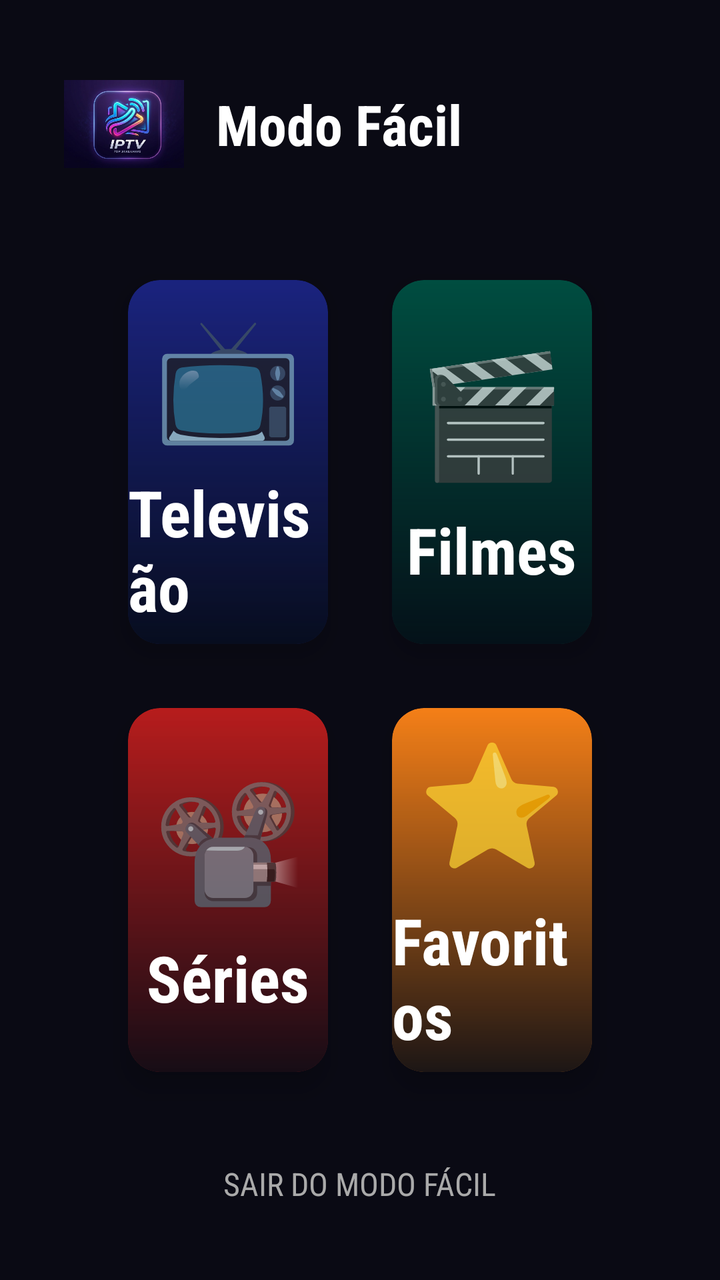
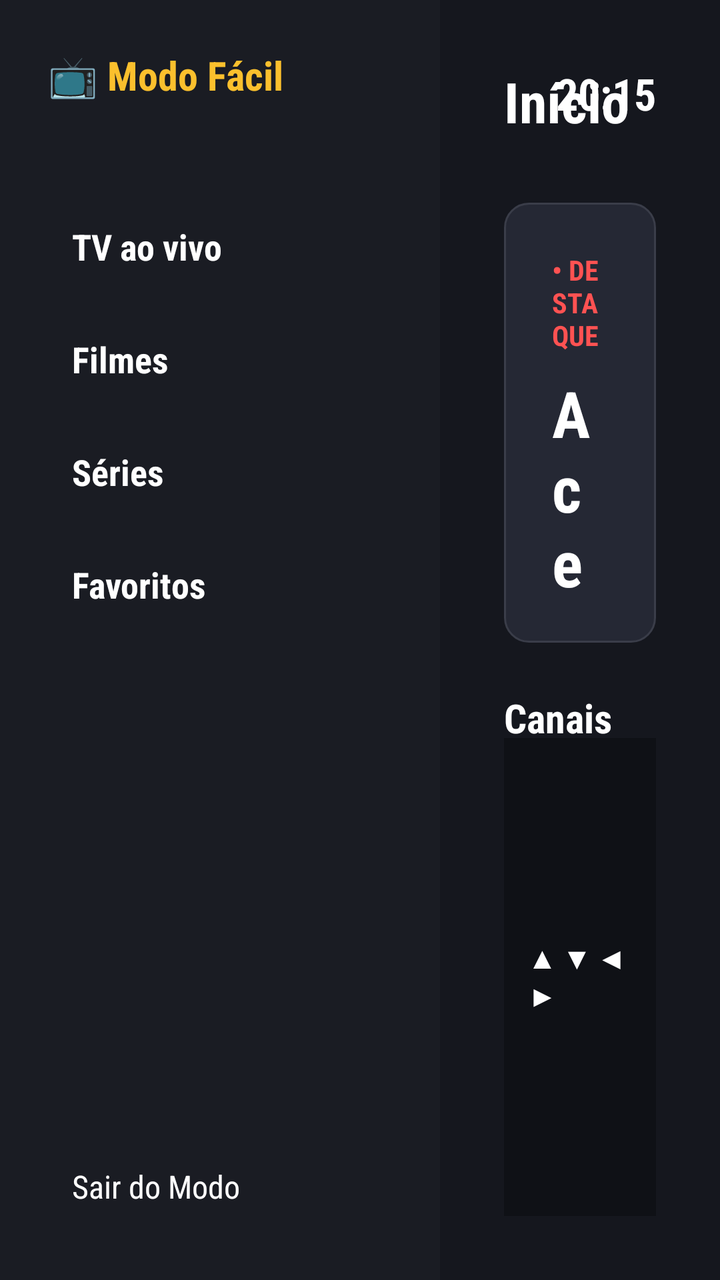

Before-and-after screenshots of an Android layout around one commit, followed by the original layout XML and the change that was made.
<!-- AndroidManifest.xml: application theme AppTheme -->
<!-- res/layout/activity_senior_main.xml -->
<?xml version="1.0" encoding="utf-8"?>
<RelativeLayout xmlns:android="http://schemas.android.com/apk/res/android"
    xmlns:app="http://schemas.android.com/apk/res-auto"
    android:layout_width="match_parent"
    android:layout_height="match_parent"
    android:background="#0A0A14">

    
    <LinearLayout
        android:id="@+id/llHeaderSenior"
        android:layout_width="match_parent"
        android:layout_height="wrap_content"
        android:layout_alignParentTop="true"
        android:orientation="horizontal"
        android:padding="32dp"
        android:gravity="center_vertical">

        <ImageView
            android:layout_width="60dp"
            android:layout_height="60dp"
            android:src="@drawable/logo"
            android:scaleType="fitCenter"
            android:layout_marginEnd="16dp"/>

        <TextView
            android:layout_width="wrap_content"
            android:layout_height="wrap_content"
            android:text="Modo Fácil"
            android:textColor="#FFFFFF"
            android:textSize="28sp"
            android:textStyle="bold" />
            
        <View
            android:layout_width="0dp"
            android:layout_height="0dp"
            android:layout_weight="1" />
            
        <TextView
            android:id="@+id/tvClockSenior"
            android:layout_width="wrap_content"
            android:layout_height="wrap_content"
            android:textColor="#FFFFFF"
            android:textSize="24sp"
            android:textStyle="bold" />
    </LinearLayout>

    
    <LinearLayout
        android:layout_width="match_parent"
        android:layout_height="match_parent"
        android:layout_below="@id/llHeaderSenior"
        android:layout_above="@id/btnSairSenior"
        android:orientation="vertical"
        android:paddingHorizontal="48dp"
        android:paddingBottom="16dp"
        android:weightSum="2">

        <LinearLayout
            android:layout_width="match_parent"
            android:layout_height="0dp"
            android:layout_weight="1"
            android:orientation="horizontal"
            android:weightSum="2">

            <androidx.cardview.widget.CardView
                android:id="@+id/btnSeniorTv"
                android:layout_width="0dp"
                android:layout_height="match_parent"
                android:layout_weight="1"
                android:layout_margin="16dp"
                app:cardBackgroundColor="#1A237E"
                app:cardCornerRadius="16dp"
                app:cardElevation="8dp"
                android:focusable="true"
                android:clickable="true"
                android:foreground="?attr/selectableItemBackground"
                android:stateListAnimator="@animator/selector_item_scale">
                
                <LinearLayout
                    android:layout_width="match_parent"
                    android:layout_height="match_parent"
                    android:gravity="center"
                    android:orientation="vertical"
                    android:background="@drawable/bg_gradient_card_overlay">
                    <TextView
                        android:layout_width="wrap_content"
                        android:layout_height="wrap_content"
                        android:text="📺"
                        android:textSize="60sp"
                        android:layout_marginBottom="8dp"/>
                    <TextView
                        android:layout_width="wrap_content"
                        android:layout_height="wrap_content"
                        android:text="Televisão"
                        android:textColor="#FFFFFF"
                        android:textSize="32sp"
                        android:textStyle="bold" />
                </LinearLayout>
            </androidx.cardview.widget.CardView>

            <androidx.cardview.widget.CardView
                android:id="@+id/btnSeniorFilmes"
                android:layout_width="0dp"
                android:layout_height="match_parent"
                android:layout_weight="1"
                android:layout_margin="16dp"
                app:cardBackgroundColor="#004D40"
                app:cardCornerRadius="16dp"
                app:cardElevation="8dp"
                android:focusable="true"
                android:clickable="true"
                android:foreground="?attr/selectableItemBackground"
                android:stateListAnimator="@animator/selector_item_scale">
                
                <LinearLayout
                    android:layout_width="match_parent"
                    android:layout_height="match_parent"
                    android:gravity="center"
                    android:orientation="vertical"
                    android:background="@drawable/bg_gradient_card_overlay">
                    <TextView
                        android:layout_width="wrap_content"
                        android:layout_height="wrap_content"
                        android:text="🎬"
                        android:textSize="60sp"
                        android:layout_marginBottom="8dp"/>
                    <TextView
                        android:layout_width="wrap_content"
                        android:layout_height="wrap_content"
                        android:text="Filmes"
                        android:textColor="#FFFFFF"
                        android:textSize="32sp"
                        android:textStyle="bold" />
                </LinearLayout>
            </androidx.cardview.widget.CardView>
        </LinearLayout>

        <LinearLayout
            android:layout_width="match_parent"
            android:layout_height="0dp"
            android:layout_weight="1"
            android:orientation="horizontal"
            android:weightSum="2">

            <androidx.cardview.widget.CardView
                android:id="@+id/btnSeniorSeries"
                android:layout_width="0dp"
                android:layout_height="match_parent"
                android:layout_weight="1"
                android:layout_margin="16dp"
                app:cardBackgroundColor="#b71c1c"
                app:cardCornerRadius="16dp"
                app:cardElevation="8dp"
                android:focusable="true"
                android:clickable="true"
                android:foreground="?attr/selectableItemBackground"
                android:stateListAnimator="@animator/selector_item_scale">
                
                <LinearLayout
                    android:layout_width="match_parent"
                    android:layout_height="match_parent"
                    android:gravity="center"
                    android:orientation="vertical"
                    android:background="@drawable/bg_gradient_card_overlay">
                    <TextView
                        android:layout_width="wrap_content"
                        android:layout_height="wrap_content"
                        android:text="📽️"
                        android:textSize="60sp"
                        android:layout_marginBottom="8dp"/>
                    <TextView
                        android:layout_width="wrap_content"
                        android:layout_height="wrap_content"
                        android:text="Séries"
                        android:textColor="#FFFFFF"
                        android:textSize="32sp"
                        android:textStyle="bold" />
                </LinearLayout>
            </androidx.cardview.widget.CardView>

            <androidx.cardview.widget.CardView
                android:id="@+id/btnSeniorFavoritos"
                android:layout_width="0dp"
                android:layout_height="match_parent"
                android:layout_weight="1"
                android:layout_margin="16dp"
                app:cardBackgroundColor="#F57F17"
                app:cardCornerRadius="16dp"
                app:cardElevation="8dp"
                android:focusable="true"
                android:clickable="true"
                android:foreground="?attr/selectableItemBackground"
                android:stateListAnimator="@animator/selector_item_scale">
                
                <LinearLayout
                    android:layout_width="match_parent"
                    android:layout_height="match_parent"
                    android:gravity="center"
                    android:orientation="vertical"
                    android:background="@drawable/bg_gradient_card_overlay">
                    <TextView
                        android:layout_width="wrap_content"
                        android:layout_height="wrap_content"
                        android:text="⭐"
                        android:textSize="60sp"
                        android:layout_marginBottom="8dp"/>
                    <TextView
                        android:layout_width="wrap_content"
                        android:layout_height="wrap_content"
                        android:text="Favoritos"
                        android:textColor="#FFFFFF"
                        android:textSize="32sp"
                        android:textStyle="bold" />
                </LinearLayout>
            </androidx.cardview.widget.CardView>
        </LinearLayout>
    </LinearLayout>

    <Button
        android:id="@+id/btnSairSenior"
        android:layout_width="wrap_content"
        android:layout_height="wrap_content"
        android:layout_alignParentBottom="true"
        android:layout_centerHorizontal="true"
        android:layout_marginBottom="24dp"
        android:text="Sair do Modo Fácil"
        android:textColor="#AAAAAA"
        android:background="@android:color/transparent"
        android:textSize="16sp"
        android:focusable="true"
        android:foreground="?attr/selectableItemBackground"
        android:stateListAnimator="@animator/selector_item_scale" />

</RelativeLayout>
<!-- resources referenced by this layout -->
<resources>
  <!-- drawable bg_gradient_card_overlay (drawable) -->
  <?xml version="1.0" encoding="utf-8"?>
  <shape xmlns:android="http://schemas.android.com/apk/res/android"
      android:shape="rectangle">
      <gradient
          android:angle="270"
          android:startColor="#00000000"
          android:endColor="#E6050A14"
          android:type="linear" />
  </shape>
  <!-- drawable logo: png bitmap (drawable, 182814 bytes) -->
  <style name="AppTheme" parent="Theme.AppCompat.NoActionBar">
          <item name="android:fontFamily">sans-serif-condensed</item>
      </style>
</resources>

<!-- the commit's change to res/layout/activity_senior_main.xml (unified diff, before → after) -->
@@ -1,234 +1,260 @@
 <?xml version="1.0" encoding="utf-8"?>
-<RelativeLayout xmlns:android="http://schemas.android.com/apk/res/android"
-    xmlns:app="http://schemas.android.com/apk/res-auto"
+<LinearLayout xmlns:android="http://schemas.android.com/apk/res/android"
     android:layout_width="match_parent"
     android:layout_height="match_parent"
-    android:background="#0A0A14">
+    android:orientation="horizontal"
+    android:background="#15171E">
 
     
     <LinearLayout
-        android:id="@+id/llHeaderSenior"
-        android:layout_width="match_parent"
-        android:layout_height="wrap_content"
-        android:layout_alignParentTop="true"
-        android:orientation="horizontal"
-        android:padding="32dp"
-        android:gravity="center_vertical">
-
-        <ImageView
-            android:layout_width="60dp"
-            android:layout_height="60dp"
-            android:src="@drawable/logo"
-            android:scaleType="fitCenter"
-            android:layout_marginEnd="16dp"/>
-
-        <TextView
+        android:layout_width="220dp"
+        android:layout_height="match_parent"
+        android:background="#1A1C23"
+        android:orientation="vertical"
+        android:padding="24dp">
+
+        <TextView
+            android:layout_width="match_parent"
+            android:layout_height="wrap_content"
+            android:text="📺 Modo Fácil"
+            android:textColor="#FBC02D"
+            android:textSize="20sp"
+            android:textStyle="bold"
+            android:layout_marginBottom="48dp" />
+
+        <TextView
+            android:id="@+id/btnSeniorTv"
+            android:layout_width="match_parent"
+            android:layout_height="wrap_content"
+            android:background="@drawable/bg_senior_menu_item"
+            android:textColor="@color/color_senior_menu_text"
+            android:text="TV ao vivo"
+            android:textSize="18sp"
+            android:textStyle="bold"
+            android:padding="12dp"
+            android:layout_marginBottom="8dp"
+            android:focusable="true"
+            android:clickable="true" />
+
+        <TextView
+            android:id="@+id/btnSeniorFilmes"
+            android:layout_width="match_parent"
+            android:layout_height="wrap_content"
+            android:background="@drawable/bg_senior_menu_item"
+            android:textColor="@color/color_senior_menu_text"
+            android:text="Filmes"
+            android:textSize="18sp"
+            android:textStyle="bold"
+            android:padding="12dp"
+            android:layout_marginBottom="8dp"
+            android:focusable="true"
+            android:clickable="true" />
+
+        <TextView
+            android:id="@+id/btnSeniorSeries"
+            android:layout_width="match_parent"
+            android:layout_height="wrap_content"
+            android:background="@drawable/bg_senior_menu_item"
+            android:textColor="@color/color_senior_menu_text"
+            android:text="Séries"
+            android:textSize="18sp"
+            android:textStyle="bold"
+            android:padding="12dp"
+            android:layout_marginBottom="8dp"
+            android:focusable="true"
+            android:clickable="true" />
+
+        <TextView
+            android:id="@+id/btnSeniorFavoritos"
+            android:layout_width="match_parent"
+            android:layout_height="wrap_content"
+            android:background="@drawable/bg_senior_menu_item"
+            android:textColor="@color/color_senior_menu_text"
+            android:text="Favoritos"
+            android:textSize="18sp"
+            android:textStyle="bold"
+            android:padding="12dp"
+            android:focusable="true"
+            android:clickable="true" />
+
+        <View
+            android:layout_width="match_parent"
+            android:layout_height="0dp"
+            android:layout_weight="1" />
+
+        <TextView
+            android:id="@+id/btnSairSenior"
+            android:layout_width="match_parent"
+            android:layout_height="wrap_content"
+            android:background="@drawable/bg_senior_menu_item"
+            android:textColor="@color/color_senior_menu_text"
+            android:text="Sair do Modo"
+            android:textSize="16sp"
+            android:padding="12dp"
+            android:focusable="true"
+            android:clickable="true" />
+    </LinearLayout>
+
+    
+    <RelativeLayout
+        android:layout_width="0dp"
+        android:layout_height="match_parent"
+        android:layout_weight="1"
+        android:padding="32dp">
+
+        
+        <TextView
+            android:id="@+id/tvSectionTitle"
             android:layout_width="wrap_content"
             android:layout_height="wrap_content"
-            android:text="Modo Fácil"
+            android:text="Início"
             android:textColor="#FFFFFF"
             android:textSize="28sp"
-            android:textStyle="bold" />
-            
-        <View
-            android:layout_width="0dp"
-            android:layout_height="0dp"
-            android:layout_weight="1" />
-            
+            android:textStyle="bold"
+            android:layout_alignParentStart="true"
+            android:layout_alignParentTop="true" />
+
         <TextView
             android:id="@+id/tvClockSenior"
             android:layout_width="wrap_content"
             android:layout_height="wrap_content"
+            android:text="20:15"
             android:textColor="#FFFFFF"
-            android:textSize="24sp"
+            android:textSize="22sp"
+            android:textStyle="bold"
+            android:layout_alignParentEnd="true"
+            android:layout_alignParentTop="true" />
+
+        
+        <LinearLayout
+            android:id="@+id/btnSeniorTvBig"
+            android:layout_width="match_parent"
+            android:layout_height="220dp"
+            android:layout_below="@id/tvSectionTitle"
+            android:layout_marginTop="32dp"
+            android:background="@drawable/bg_senior_card"
+            android:orientation="vertical"
+            android:padding="24dp"
+            android:focusable="true"
+            android:clickable="true">
+            
+            <TextView
+                android:layout_width="wrap_content"
+                android:layout_height="wrap_content"
+                android:text="• DESTAQUE"
+                android:textColor="#FF5252"
+                android:textSize="14sp"
+                android:textStyle="bold" />
+                
+            <TextView
+                android:layout_width="wrap_content"
+                android:layout_height="wrap_content"
+                android:text="Aceder à Televisão"
+                android:textColor="#FFFFFF"
+                android:textSize="32sp"
+                android:textStyle="bold"
+                android:layout_marginTop="8dp" />
+                
+            <TextView
+                android:layout_width="wrap_content"
+                android:layout_height="wrap_content"
+                android:text="Assista aos seus canais favoritos em direto."
+                android:textColor="#9E9E9E"
+                android:textSize="18sp"
+                android:layout_marginTop="4dp" />
+                
+            <View
+                android:layout_width="match_parent"
+                android:layout_height="0dp"
+                android:layout_weight="1" />
+                
+            <TextView
+                android:layout_width="wrap_content"
+                android:layout_height="wrap_content"
+                android:text="▶  Assistir agora"
+                android:textColor="#000000"
+                android:background="#FBC02D"
+                android:paddingHorizontal="16dp"
+                android:paddingVertical="8dp"
+                android:textStyle="bold"
+                android:textSize="16sp" />
+        </LinearLayout>
+
+        
+        <TextView
+            android:id="@+id/tvShortcutsTitle"
+            android:layout_width="wrap_content"
+            android:layout_height="wrap_content"
+            android:layout_below="@id/btnSeniorTvBig"
+            android:layout_marginTop="24dp"
+            android:text="Canais Recentes"
+            android:textColor="#FFFFFF"
+            android:textSize="20sp"
             android:textStyle="bold" />
-    </LinearLayout>
-
-    
-    <LinearLayout
-        android:layout_width="match_parent"
-        android:layout_height="match_parent"
-        android:layout_below="@id/llHeaderSenior"
-        android:layout_above="@id/btnSairSenior"
-        android:orientation="vertical"
-        android:paddingHorizontal="48dp"
-        android:paddingBottom="16dp"
-        android:weightSum="2">
-
+
+        <androidx.recyclerview.widget.RecyclerView
+            android:id="@+id/rvSeniorRecentChannels"
+            android:layout_width="match_parent"
+            android:layout_height="120dp"
+            android:layout_below="@id/tvShortcutsTitle"
+            android:layout_marginTop="16dp" />
+
+        
         <LinearLayout
             android:layout_width="match_parent"
-            android:layout_height="0dp"
-            android:layout_weight="1"
+            android:layout_height="wrap_content"
+            android:layout_alignParentBottom="true"
             android:orientation="horizontal"
-            android:weightSum="2">
-
-            <androidx.cardview.widget.CardView
-                android:id="@+id/btnSeniorTv"
-                android:layout_width="0dp"
-                android:layout_height="match_parent"
-                android:layout_weight="1"
-                android:layout_margin="16dp"
-                app:cardBackgroundColor="#1A237E"
-                app:cardCornerRadius="16dp"
-                app:cardElevation="8dp"
-                android:focusable="true"
-                android:clickable="true"
-                android:foreground="?attr/selectableItemBackground"
-                android:stateListAnimator="@animator/selector_item_scale">
-                
-                <LinearLayout
-                    android:layout_width="match_parent"
-                    android:layout_height="match_parent"
-                    android:gravity="center"
-                    android:orientation="vertical"
-                    android:background="@drawable/bg_gradient_card_overlay">
-                    <TextView
-                        android:layout_width="wrap_content"
-                        android:layout_height="wrap_content"
-                        android:text="📺"
-                        android:textSize="60sp"
-                        android:layout_marginBottom="8dp"/>
-                    <TextView
-                        android:layout_width="wrap_content"
-                        android:layout_height="wrap_content"
-                        android:text="Televisão"
-                        android:textColor="#FFFFFF"
-                        android:textSize="32sp"
-                        android:textStyle="bold" />
-                </LinearLayout>
-            </androidx.cardview.widget.CardView>
-
-            <androidx.cardview.widget.CardView
-                android:id="@+id/btnSeniorFilmes"
-                android:layout_width="0dp"
-                android:layout_height="match_parent"
-                android:layout_weight="1"
-                android:layout_margin="16dp"
-                app:cardBackgroundColor="#004D40"
-                app:cardCornerRadius="16dp"
-                app:cardElevation="8dp"
-                android:focusable="true"
-                android:clickable="true"
-                android:foreground="?attr/selectableItemBackground"
-                android:stateListAnimator="@animator/selector_item_scale">
-                
-                <LinearLayout
-                    android:layout_width="match_parent"
-                    android:layout_height="match_parent"
-                    android:gravity="center"
-                    android:orientation="vertical"
-                    android:background="@drawable/bg_gradient_card_overlay">
-                    <TextView
-                        android:layout_width="wrap_content"
-                        android:layout_height="wrap_content"
-                        android:text="🎬"
-                        android:textSize="60sp"
-                        android:layout_marginBottom="8dp"/>
-                    <TextView
-                        android:layout_width="wrap_content"
-                        android:layout_height="wrap_content"
-                        android:text="Filmes"
-                        android:textColor="#FFFFFF"
-                        android:textSize="32sp"
-                        android:textStyle="bold" />
-                </LinearLayout>
-            </androidx.cardview.widget.CardView>
+            android:gravity="center_vertical"
+            android:background="#0F1116"
+            android:padding="12dp">
+            
+            <TextView
+                android:layout_width="wrap_content"
+                android:layout_height="wrap_content"
+                android:text="▲ ▼ ◀ ▶"
+                android:textColor="#FFFFFF"
+                android:textStyle="bold"
+                android:textSize="14sp" />
+            <TextView
+                android:layout_width="wrap_content"
+                android:layout_height="wrap_content"
+                android:text=" escolher    "
+                android:textColor="#9E9E9E"
+                android:textSize="14sp" />
+
+            <TextView
+                android:layout_width="wrap_content"
+                android:layout_height="wrap_content"
+                android:text="OK"
+                android:background="#333"
+                android:paddingHorizontal="6dp"
+                android:textColor="#FFFFFF"
+                android:textStyle="bold"
+                android:textSize="14sp" />
+            <TextView
+                android:layout_width="wrap_content"
+                android:layout_height="wrap_content"
+                android:text=" assistir    "
+                android:textColor="#9E9E9E"
+                android:textSize="14sp" />
+
+            <TextView
+                android:layout_width="wrap_content"
+                android:layout_height="wrap_content"
+                android:text="VOLTAR"
+                android:background="#333"
+                android:paddingHorizontal="6dp"
+                android:textColor="#FFFFFF"
+                android:textStyle="bold"
+                android:textSize="14sp" />
+            <TextView
+                android:layout_width="wrap_content"
+                android:layout_height="wrap_content"
+                android:text=" sair"
+                android:textColor="#9E9E9E"
+                android:textSize="14sp" />
         </LinearLayout>
 
-        <LinearLayout
-            android:layout_width="match_parent"
-            android:layout_height="0dp"
-            android:layout_weight="1"
-            android:orientation="horizontal"
-            android:weightSum="2">
-
-            <androidx.cardview.widget.CardView
-                android:id="@+id/btnSeniorSeries"
-                android:layout_width="0dp"
-                android:layout_height="match_parent"
-                android:layout_weight="1"
-                android:layout_margin="16dp"
-                app:cardBackgroundColor="#b71c1c"
-                app:cardCornerRadius="16dp"
-                app:cardElevation="8dp"
-                android:focusable="true"
-                android:clickable="true"
-                android:foreground="?attr/selectableItemBackground"
-                android:stateListAnimator="@animator/selector_item_scale">
-                
-                <LinearLayout
-                    android:layout_width="match_parent"
-                    android:layout_height="match_parent"
-                    android:gravity="center"
-                    android:orientation="vertical"
-                    android:background="@drawable/bg_gradient_card_overlay">
-                    <TextView
-                        android:layout_width="wrap_content"
-                        android:layout_height="wrap_content"
-                        android:text="📽️"
-                        android:textSize="60sp"
-                        android:layout_marginBottom="8dp"/>
-                    <TextView
-                        android:layout_width="wrap_content"
-                        android:layout_height="wrap_content"
-                        android:text="Séries"
-                        android:textColor="#FFFFFF"
-                        android:textSize="32sp"
-                        android:textStyle="bold" />
-                </LinearLayout>
-            </androidx.cardview.widget.CardView>
-
-            <androidx.cardview.widget.CardView
-                android:id="@+id/btnSeniorFavoritos"
-                android:layout_width="0dp"
-                android:layout_height="match_parent"
-                android:layout_weight="1"
-                android:layout_margin="16dp"
-                app:cardBackgroundColor="#F57F17"
-                app:cardCornerRadius="16dp"
-                app:cardElevation="8dp"
-                android:focusable="true"
-                android:clickable="true"
-                android:foreground="?attr/selectableItemBackground"
-                android:stateListAnimator="@animator/selector_item_scale">
-                
-                <LinearLayout
-                    android:layout_width="match_parent"
-                    android:layout_height="match_parent"
-                    android:gravity="center"
-                    android:orientation="vertical"
-                    android:background="@drawable/bg_gradient_card_overlay">
-                    <TextView
-                        android:layout_width="wrap_content"
-                        android:layout_height="wrap_content"
-                        android:text="⭐"
-                        android:textSize="60sp"
-                        android:layout_marginBottom="8dp"/>
-                    <TextView
-                        android:layout_width="wrap_content"
-                        android:layout_height="wrap_content"
-                        android:text="Favoritos"
-                        android:textColor="#FFFFFF"
-                        android:textSize="32sp"
-                        android:textStyle="bold" />
-                </LinearLayout>
-            </androidx.cardview.widget.CardView>
-        </LinearLayout>
-    </LinearLayout>
-
-    <Button
-        android:id="@+id/btnSairSenior"
-        android:layout_width="wrap_content"
-        android:layout_height="wrap_content"
-        android:layout_alignParentBottom="true"
-        android:layout_centerHorizontal="true"
-        android:layout_marginBottom="24dp"
-        android:text="Sair do Modo Fácil"
-        android:textColor="#AAAAAA"
-        android:background="@android:color/transparent"
-        android:textSize="16sp"
-        android:focusable="true"
-        android:foreground="?attr/selectableItemBackground"
-        android:stateListAnimator="@animator/selector_item_scale" />
-
-</RelativeLayout>
+    </RelativeLayout>
+</LinearLayout>
<!-- resource entries referenced after the edit -->
@@ -1,18 +1,59 @@
 <!-- resources referenced by this layout -->
 <resources>
-  <!-- drawable bg_gradient_card_overlay (drawable) -->
+  <!-- drawable bg_senior_card (drawable) -->
   <?xml version="1.0" encoding="utf-8"?>
-  <shape xmlns:android="http://schemas.android.com/apk/res/android"
-      android:shape="rectangle">
-      <gradient
-          android:angle="270"
-          android:startColor="#00000000"
-          android:endColor="#E6050A14"
-          android:type="linear" />
-  </shape>
-  <!-- drawable logo: png bitmap (drawable, 182814 bytes) -->
+  <selector xmlns:android="http://schemas.android.com/apk/res/android">
+      <item android:state_focused="true">
+          <shape android:shape="rectangle">
+              <solid android:color="#252834" />
+              <stroke android:width="3dp" android:color="#FBC02D" />
+              <corners android:radius="12dp" />
+          </shape>
+      </item>
+      <item>
+          <shape android:shape="rectangle">
+              <solid android:color="#252834" />
+              <stroke android:width="1dp" android:color="#3A3D49" />
+              <corners android:radius="12dp" />
+          </shape>
+      </item>
+  </selector>
+  <!-- drawable bg_senior_menu_item (drawable) -->
+  <?xml version="1.0" encoding="utf-8"?>
+  <selector xmlns:android="http://schemas.android.com/apk/res/android">
+      <item android:state_focused="true">
+          <shape android:shape="rectangle">
+              <solid android:color="#FBC02D" />
+              <corners android:radius="8dp" />
+          </shape>
+      </item>
+      <item>
+          <shape android:shape="rectangle">
+              <solid android:color="@android:color/transparent" />
+              <corners android:radius="8dp" />
+          </shape>
+      </item>
+  </selector>
   <style name="AppTheme" parent="Theme.AppCompat.NoActionBar">
           <item name="android:fontFamily">sans-serif-condensed</item>
+          <item name="android:windowAnimationStyle">@style/AppWindowTransition</item>
+          <item name="android:windowBackground">@color/bg_primary</item>
+          <item name="colorPrimary">@color/bg_elevated</item>
+          <item name="colorPrimaryDark">@color/bg_primary</item>
+          <item name="colorAccent">@color/accent</item>
+          <item name="android:textColorPrimary">@color/text_primary</item>
+          <item name="android:textColorSecondary">@color/text_secondary</item>
       </style>
+  <style name="AppWindowTransition" parent="android:Animation.Activity">
+          <item name="android:activityOpenEnterAnimation">@anim/fade_in</item>
+          <item name="android:activityOpenExitAnimation">@anim/fade_out</item>
+          <item name="android:activityCloseEnterAnimation">@anim/fade_in</item>
+          <item name="android:activityCloseExitAnimation">@anim/fade_out</item>
+      </style>
+  <color name="bg_primary">#0B0B0D</color>
+  <color name="bg_elevated">#1A1A1C</color>
+  <color name="accent">#3D8BFF</color>
+  <color name="text_primary">#FFFFFF</color>
+  <color name="text_secondary">#9B9BA1</color>
 </resources>
 
